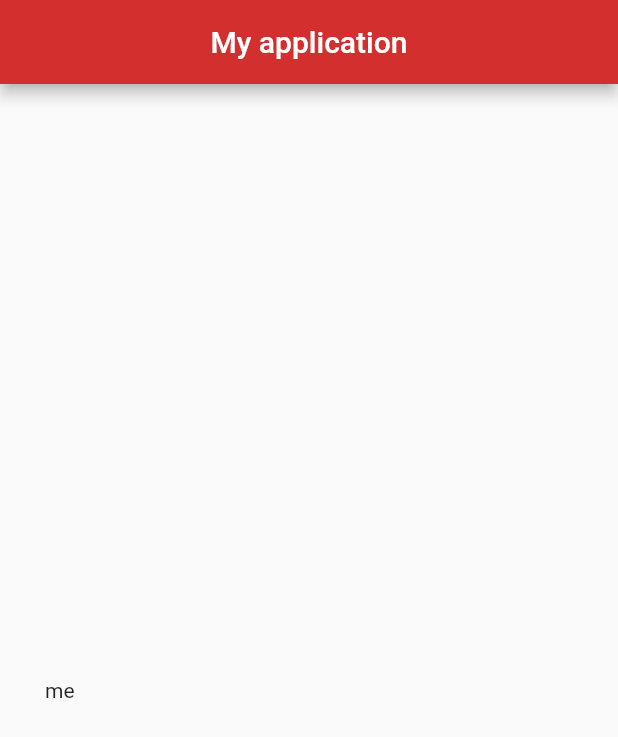
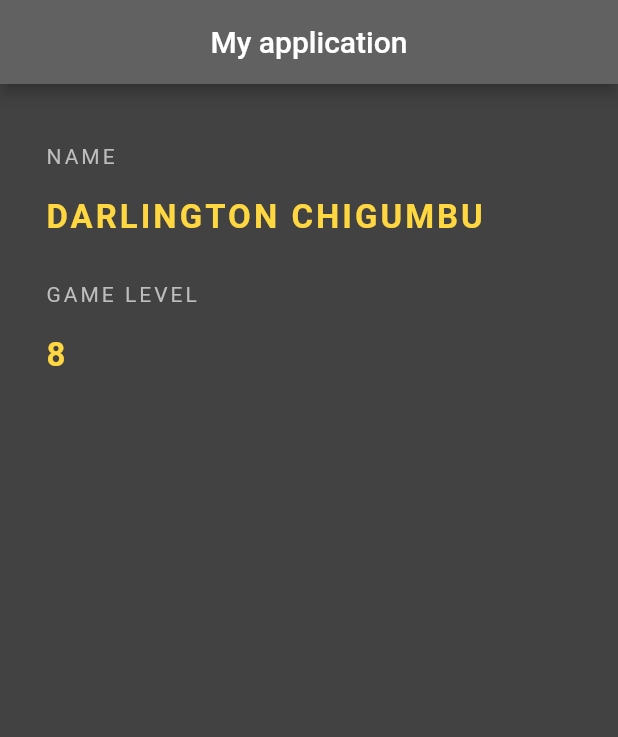
Before and after one commit to dadzachigs/id_project, a Flutter app: the screen it shows after launch, on a phone screen of 412 x 824 dp. Shown: the top 737 px of the screen. Run offline on Flutter 3.47's test engine with Material 2 defaults, Android fonts, the phone set to English and light mode, and no system bars.

Commit message:
info added

```diff
--- a/lib/main.dart
+++ b/lib/main.dart
@@ -10,23 +10,62 @@ class MyId extends StatelessWidget {
   @override
   Widget build(BuildContext context) {
     return Scaffold(
-
+      backgroundColor: Colors.grey[800],
       appBar: AppBar(
         title: Text("My application"),
         centerTitle: true,
-        backgroundColor: Colors.red[700],
+        backgroundColor: Colors.grey[700],
 
       ),
 
       body: Padding(
         padding: EdgeInsets.fromLTRB(30.0, 40.0, 30.0, 0.0),
         child: Column(
-          mainAxisAlignment: MainAxisAlignment.center,
+          crossAxisAlignment: CrossAxisAlignment.start,
+          children: <Widget>[
+            Text(
+                "NAME",
+              style: TextStyle(
+                color: Colors.grey[400],
+                letterSpacing:2.0,
 
-          children: <Widget>[
-            Text("me"),
+              ),
 
+            ),
+            // another way of putting space between widgets
+            SizedBox(height:20.0),
+            Text(
+              "DARLINGTON CHIGUMBU",
+              style: TextStyle(
+                color: Colors.amberAccent [200],
+                letterSpacing:2.0,
+                fontWeight: FontWeight.bold,
+                fontSize: 22.0,
+              ),
 
+            ),
+            SizedBox(height:30.0),
+            Text(
+              "GAME LEVEL ",
+              style: TextStyle(
+                color: Colors.grey[400],
+                letterSpacing:2.0,
+
+              ),
+
+            ),
+            // another way of putting space between widgets
+            SizedBox(height:20.0),
+            Text(
+              "8",
+              style: TextStyle(
+                color: Colors.amberAccent [200],
+                letterSpacing:2.0,
+                fontWeight: FontWeight.bold,
+                fontSize: 22.0,
+              ),
+
+            ),
           ],
 
         ),
```
